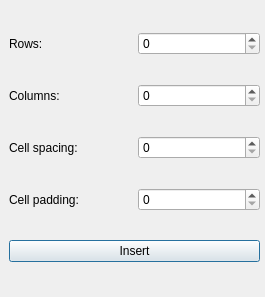
giacomogroppi/writernote-qt, file src/style/inserttable_class.ui: the form before one commit.
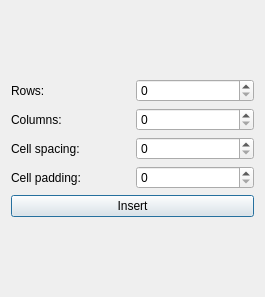
The form after the commit.

```diff
--- a/src/style/inserttable_class.ui
+++ b/src/style/inserttable_class.ui
@@ -19,15 +19,8 @@
   <property name="windowTitle">
    <string>Dialog</string>
   </property>
-  <widget class="QWidget" name="verticalLayoutWidget">
-   <property name="geometry">
-    <rect>
-     <x>9</x>
-     <y>9</y>
-     <width>251</width>
-     <height>281</height>
-    </rect>
-   </property>
+  <layout class="QVBoxLayout" name="verticalLayout_2">
+   <item>
    <layout class="QVBoxLayout" name="verticalLayout">
     <item>
      <layout class="QHBoxLayout" name="horizontalLayout">
@@ -93,7 +86,8 @@
      </widget>
     </item>
    </layout>
-  </widget>
+   </item>
+  </layout>
  </widget>
  <resources/>
  <connections/>
```
Lines whose indentation alone changed are shown as unchanged.
